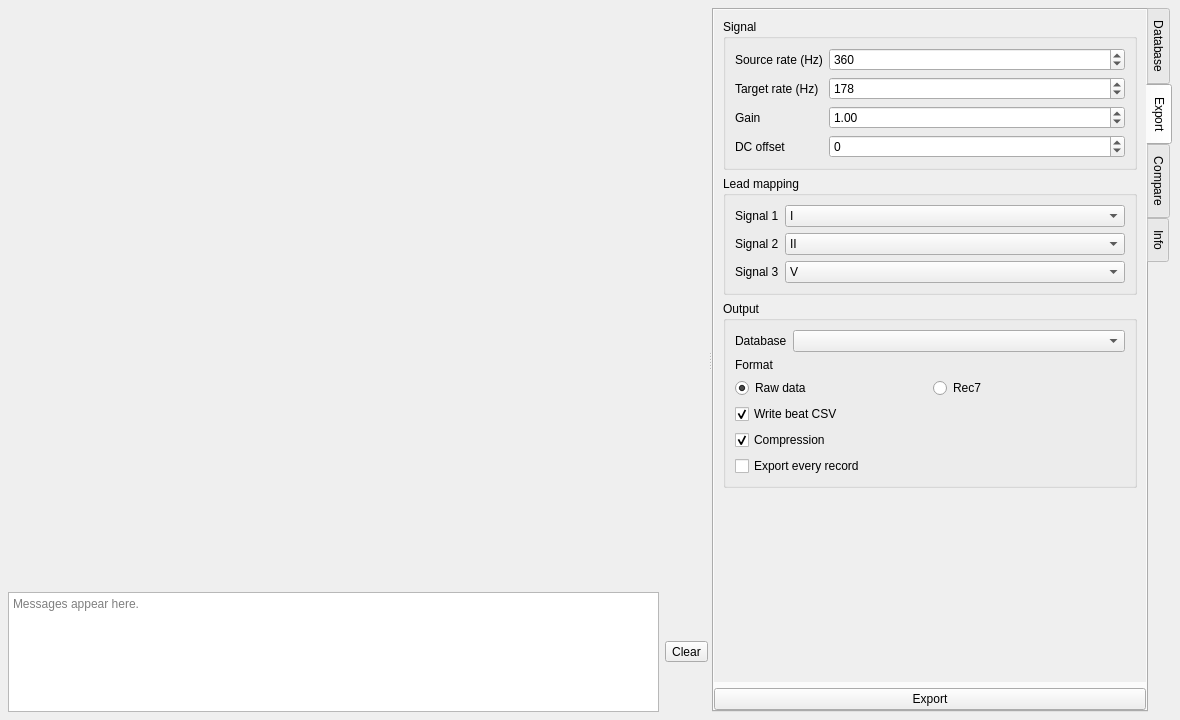
Above: src/Views/mainwindow.ui from erfanmohammadzadeh/QCardio before the change. Below: the same form after it.
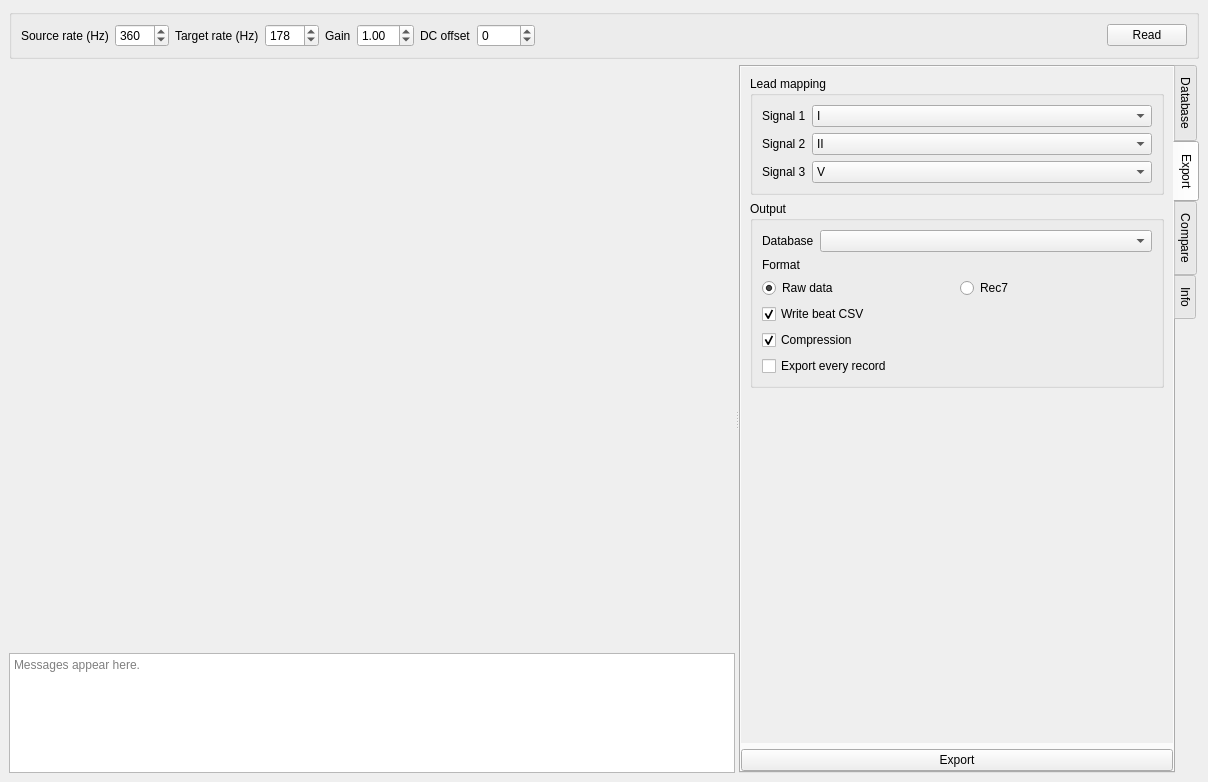
That is the form after the change. The open tabs and pages were chosen to show the change.

The edit to the form file:
```diff
--- a/src/Views/mainwindow.ui
+++ b/src/Views/mainwindow.ui
@@ -6,8 +6,8 @@
    <rect>
     <x>0</x>
     <y>0</y>
-    <width>1180</width>
-    <height>720</height>
+    <width>1208</width>
+    <height>782</height>
    </rect>
   </property>
   <property name="minimumSize">
@@ -20,23 +20,10 @@
    <string>QCardio</string>
   </property>
   <widget class="QWidget" name="centralwidget">
-   <layout class="QVBoxLayout" name="verticalLayoutRoot">
-    <property name="spacing">
-     <number>8</number>
-    </property>
-    <property name="leftMargin">
-     <number>8</number>
-    </property>
-    <property name="topMargin">
-     <number>8</number>
-    </property>
-    <property name="rightMargin">
-     <number>8</number>
-    </property>
-    <property name="bottomMargin">
-     <number>8</number>
-    </property>
-    <item>
+   <layout class="QGridLayout" name="gridLayout_3">
+    <item row="0" column="0">
+     <layout class="QGridLayout" name="gridLayout_2" rowstretch="0,1">
+      <item row="1" column="0">
      <widget class="QSplitter" name="splitterMain">
       <property name="orientation">
        <enum>Qt::Orientation::Horizontal</enum>
@@ -103,16 +90,6 @@
             </property>
            </widget>
           </item>
-          <item>
-           <widget class="QToolButton" name="toolButtonClearLogs">
-            <property name="toolTip">
-             <string>Clear the message log</string>
-            </property>
-            <property name="text">
-             <string>Clear</string>
-            </property>
-           </widget>
-          </item>
          </layout>
         </item>
         <item>
@@ -192,11 +169,17 @@
                </widget>
               </item>
               <item>
-               <widget class="QPushButton" name="pushButtonRead">
-                <property name="text">
-                 <string>Read</string>
-                </property>
-               </widget>
+                 <spacer name="horizontalSpacer_2">
+                  <property name="orientation">
+                   <enum>Qt::Orientation::Horizontal</enum>
+                  </property>
+                  <property name="sizeHint" stdset="0">
+                   <size>
+                    <width>30</width>
+                    <height>20</height>
+                   </size>
+                  </property>
+                 </spacer>
               </item>
              </layout>
             </item>
@@ -271,92 +254,6 @@
              </rect>
             </property>
             <layout class="QVBoxLayout" name="verticalLayoutExport">
-             <item>
-              <widget class="QGroupBox" name="groupSignal">
-               <property name="title">
-                <string>Signal</string>
-               </property>
-               <layout class="QFormLayout" name="formSignal">
-                <item row="0" column="0">
-                 <widget class="QLabel" name="label">
-                  <property name="text">
-                   <string>Source rate (Hz)</string>
-                  </property>
-                 </widget>
-                </item>
-                <item row="0" column="1">
-                 <widget class="QSpinBox" name="spinBoxSourceFreq">
-                  <property name="minimum">
-                   <number>1</number>
-                  </property>
-                  <property name="maximum">
-                   <number>1000</number>
-                  </property>
-                  <property name="value">
-                   <number>360</number>
-                  </property>
-                 </widget>
-                </item>
-                <item row="1" column="0">
-                 <widget class="QLabel" name="labelTargetFreq">
-                  <property name="text">
-                   <string>Target rate (Hz)</string>
-                  </property>
-                 </widget>
-                </item>
-                <item row="1" column="1">
-                 <widget class="QSpinBox" name="spinBoxTargetFreq">
-                  <property name="minimum">
-                   <number>50</number>
-                  </property>
-                  <property name="maximum">
-                   <number>1000</number>
-                  </property>
-                  <property name="value">
-                   <number>178</number>
-                  </property>
-                 </widget>
-                </item>
-                <item row="2" column="0">
-                 <widget class="QLabel" name="labelGain">
-                  <property name="text">
-                   <string>Gain</string>
-                  </property>
-                 </widget>
-                </item>
-                <item row="2" column="1">
-                 <widget class="QDoubleSpinBox" name="doubleSpinBoxGain">
-                  <property name="decimals">
-                   <number>2</number>
-                  </property>
-                  <property name="minimum">
-                   <double>0.100000000000000</double>
-                  </property>
-                  <property name="value">
-                   <double>1.000000000000000</double>
-                  </property>
-                 </widget>
-                </item>
-                <item row="3" column="0">
-                 <widget class="QLabel" name="labelOffset">
-                  <property name="text">
-                   <string>DC offset</string>
-                  </property>
-                 </widget>
-                </item>
-                <item row="3" column="1">
-                 <widget class="QSpinBox" name="spinBoxOffset">
-                  <property name="minimum">
-                   <number>-2000</number>
-                  </property>
-                  <property name="maximum">
-                   <number>2000</number>
-                  </property>
-                 </widget>
-                </item>
-               </layout>
-              </widget>
-             </item>
              <item>
               <widget class="QGroupBox" name="groupLeads">
                <property name="title">
@@ -754,6 +651,111 @@
        </widget>
       </widget>
      </widget>
+      </item>
+      <item row="0" column="0">
+       <widget class="QGroupBox" name="groupSignal">
+        <layout class="QGridLayout" name="gridLayout">
+         <item row="0" column="4">
+          <widget class="QLabel" name="labelGain">
+           <property name="text">
+            <string>Gain</string>
+           </property>
+          </widget>
+         </item>
+         <item row="0" column="0">
+          <widget class="QLabel" name="label">
+           <property name="text">
+            <string>Source rate (Hz)</string>
+           </property>
+          </widget>
+         </item>
+         <item row="0" column="6">
+          <widget class="QLabel" name="labelOffset">
+           <property name="text">
+            <string>DC offset</string>
+           </property>
+          </widget>
+         </item>
+         <item row="0" column="2">
+          <widget class="QLabel" name="labelTargetFreq">
+           <property name="text">
+            <string>Target rate (Hz)</string>
+           </property>
+          </widget>
+         </item>
+         <item row="0" column="8">
+          <spacer name="horizontalSpacer_4">
+           <property name="orientation">
+            <enum>Qt::Orientation::Horizontal</enum>
+           </property>
+           <property name="sizeHint" stdset="0">
+            <size>
+             <width>40</width>
+             <height>20</height>
+            </size>
+           </property>
+          </spacer>
+         </item>
+         <item row="0" column="3">
+          <widget class="QSpinBox" name="spinBoxTargetFreq">
+           <property name="minimum">
+            <number>50</number>
+           </property>
+           <property name="maximum">
+            <number>1000</number>
+           </property>
+           <property name="value">
+            <number>178</number>
+           </property>
+          </widget>
+         </item>
+         <item row="0" column="7">
+          <widget class="QSpinBox" name="spinBoxOffset">
+           <property name="minimum">
+            <number>-2000</number>
+           </property>
+           <property name="maximum">
+            <number>2000</number>
+           </property>
+          </widget>
+         </item>
+         <item row="0" column="1">
+          <widget class="QSpinBox" name="spinBoxSourceFreq">
+           <property name="minimum">
+            <number>1</number>
+           </property>
+           <property name="maximum">
+            <number>1000</number>
+           </property>
+           <property name="value">
+            <number>360</number>
+           </property>
+          </widget>
+         </item>
+         <item row="0" column="5">
+          <widget class="QDoubleSpinBox" name="doubleSpinBoxGain">
+           <property name="decimals">
+            <number>2</number>
+           </property>
+           <property name="minimum">
+            <double>0.100000000000000</double>
+           </property>
+           <property name="value">
+            <double>1.000000000000000</double>
+           </property>
+          </widget>
+         </item>
+         <item row="0" column="9">
+          <widget class="QPushButton" name="pushButtonRead">
+           <property name="text">
+            <string>Read</string>
+           </property>
+          </widget>
+         </item>
+        </layout>
+       </widget>
+      </item>
+     </layout>
     </item>
    </layout>
   </widget>
```
Left out of the diff: 15 changed lines with no effect on the pictures. Lines whose indentation alone changed are shown as unchanged.
